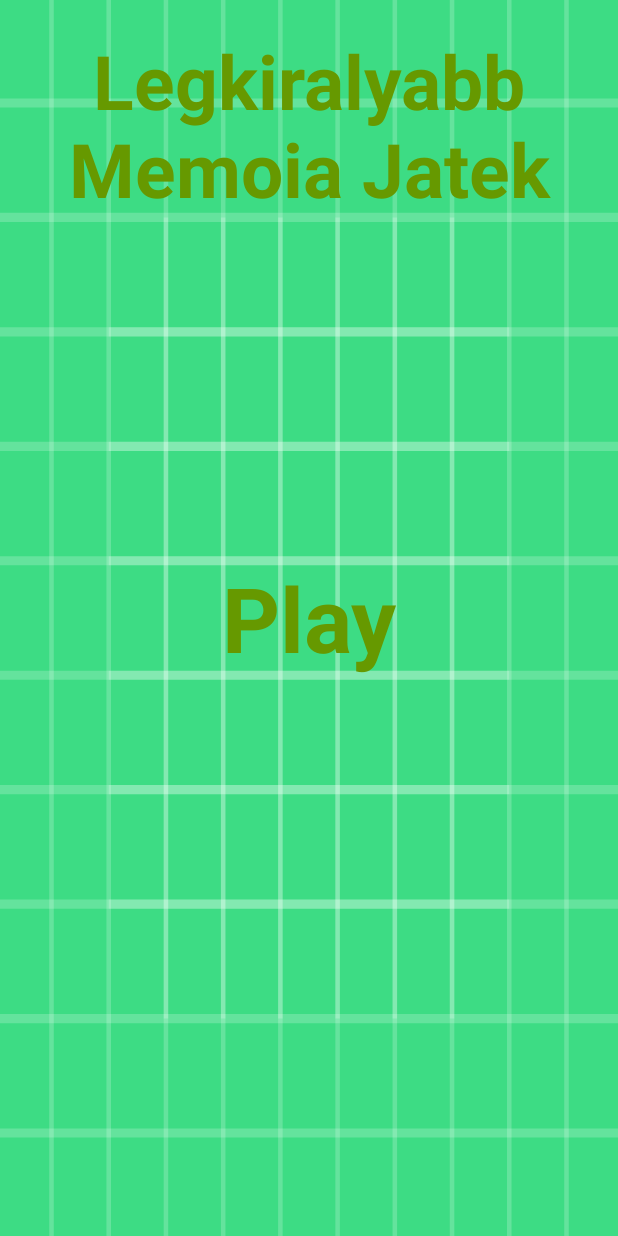
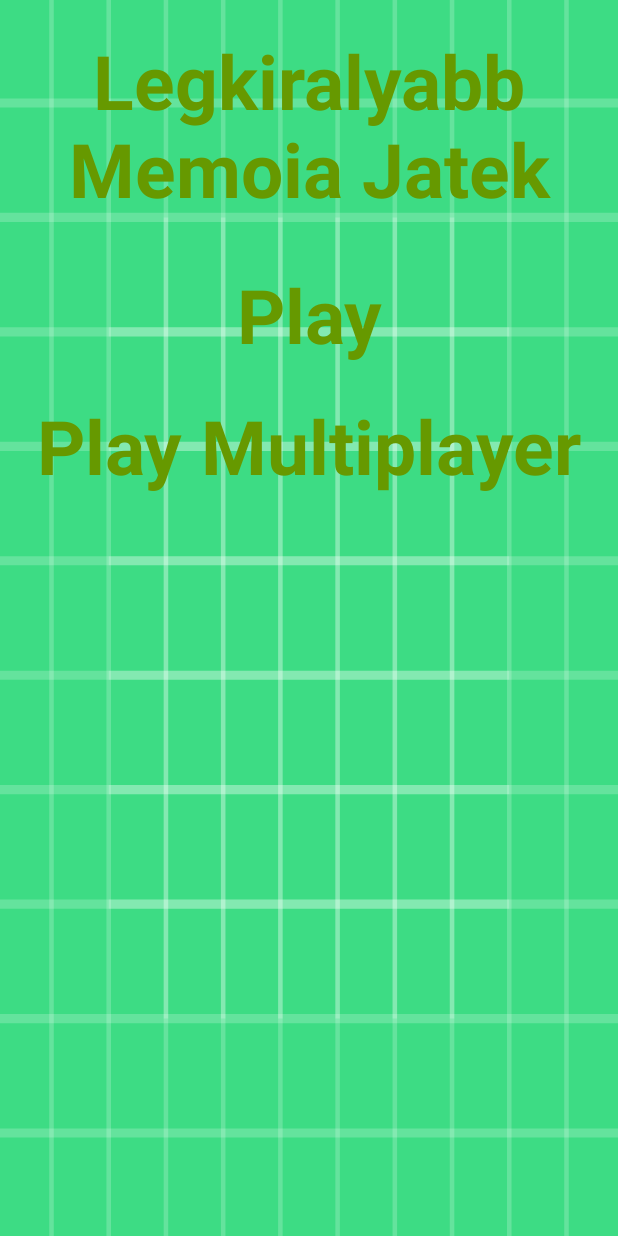
Before and after one commit to lacus6999/LegkiralyabbAndroidGame, an Android app: the screen it shows after launch (MainActivity), on a phone screen of 412 x 824 dp. Run offline under Robolectric (Android 15) with nearby library versions, the phone set to English and light mode, and no system bars.

Commit message:
singleplayer / card bug fix

```diff
--- a/app/src/main/java/com/example/legkiralyabbandroidgamev3/BluetoothHostActivity.java
+++ b/app/src/main/java/com/example/legkiralyabbandroidgamev3/BluetoothHostActivity.java
@@ -19,7 +19,6 @@ public class BluetoothHostActivity extends AppCompatActivity {
 
     private BluetoothAdapter bluetoothAdapter;
     private AcceptThread acceptThread;
-    private UUID uuid = UUID.randomUUID();
 
 
     @Override
--- a/app/src/main/java/com/example/legkiralyabbandroidgamev3/MainActivity.java
+++ b/app/src/main/java/com/example/legkiralyabbandroidgamev3/MainActivity.java
@@ -7,6 +7,7 @@ import android.view.View;
 import androidx.annotation.Nullable;
 import androidx.appcompat.app.AppCompatActivity;
 
+import com.example.legkiralyabbandroidgamev3.game.GameActivity;
 import com.example.legkiralyabbandroidgamev3.multiplayer.MultiPlayerActivity;
 
 
@@ -17,11 +18,18 @@ public class MainActivity extends AppCompatActivity {
         super.onCreate(savedInstanceState);
         setContentView(R.layout.activity_main);
 
-        findViewById(R.id.play).setOnClickListener(new View.OnClickListener() {
+        findViewById(R.id.play_multiplayer).setOnClickListener(new View.OnClickListener() {
             @Override
             public void onClick(View v) {
                 startActivity(new Intent(MainActivity.this, MultiPlayerActivity.class));
             }
         });
+
+        findViewById(R.id.play_singleplayer).setOnClickListener(new View.OnClickListener() {
+            @Override
+            public void onClick(View v) {
+                startActivity(new Intent(MainActivity.this, GameActivity.class));
+            }
+        });
     }
 }
--- a/app/src/main/java/com/example/legkiralyabbandroidgamev3/game/GameView.java
+++ b/app/src/main/java/com/example/legkiralyabbandroidgamev3/game/GameView.java
@@ -139,12 +139,13 @@ public class GameView extends SurfaceView implements Runnable {
             for (Tile tile : tiles) {
                 if (x >= tile.getX() && x < (tile.getX() + tile.getShownImage().getWidth())
                         && y >= tile.getY() && y < (tile.getY() + tile.getShownImage().getHeight())) {
-                    if (!tile.isFlipped) {
+                    if (!tile.isFlipped && tilePair.size() < 2) {
                         tile.flip();
                         tilePair.add(tile);
-                    }
-                    if (tilePair.size() == 2) {
-                        handleCards();
+
+                        if (tilePair.size() == 2) {
+                            handleCards();
+                        }
                     }
                 }
             }
--- a/app/src/main/res/layout/activity_main.xml
+++ b/app/src/main/res/layout/activity_main.xml
@@ -7,28 +7,48 @@
         android:layout_width="match_parent"
         android:layout_height="match_parent"
         android:background="@drawable/ic_launcher_background"
-        android:contentDescription="Background"
         android:scaleType="centerCrop" />
 
-    <TextView
-        android:layout_width="match_parent"
-        android:layout_height="match_parent"
-        android:text="Legkiralyabb Memoia Jatek"
-        android:textColor="@android:color/holo_green_dark"
-        android:textSize="50sp"
-        android:gravity="center_horizontal"
-        android:padding="20sp"
-        android:textStyle="bold"/>
 
-    <TextView
-        android:id="@+id/play"
-        android:layout_width="match_parent"
-        android:layout_height="match_parent"
-        android:text="Play"
-        android:textColor="@android:color/holo_green_dark"
-        android:textSize="60sp"
+    <LinearLayout
+        android:layout_width="wrap_content"
+        android:layout_height="wrap_content"
         android:gravity="center"
-        android:textStyle="bold"/>
+        android:orientation="vertical">
+
+        <TextView
+            android:layout_width="wrap_content"
+            android:layout_height="wrap_content"
+            android:gravity="center_horizontal"
+            android:padding="20sp"
+            android:text="@string/legkiralyabb_memoia_jatek"
+            android:textColor="@android:color/holo_green_dark"
+            android:textSize="50sp"
+            android:textStyle="bold" />
+
+        <TextView
+            android:id="@+id/play_singleplayer"
+            android:layout_width="wrap_content"
+            android:layout_height="wrap_content"
+            android:gravity="center"
+            android:text="@string/play"
+            android:textColor="@android:color/holo_green_dark"
+            android:textSize="50sp"
+            android:padding="10sp"
+            android:textStyle="bold" />
+
+        <TextView
+            android:id="@+id/play_multiplayer"
+            android:layout_width="match_parent"
+            android:layout_height="wrap_content"
+            android:gravity="center"
+            android:text="@string/play_multiplayer"
+            android:textColor="@android:color/holo_green_dark"
+            android:textSize="50sp"
+            android:padding="10sp"
+            android:textStyle="bold" />
+    </LinearLayout>
+
 
 
 </RelativeLayout>
--- a/app/src/main/res/values/strings.xml
+++ b/app/src/main/res/values/strings.xml
@@ -7,4 +7,7 @@
     -->
     <string name="hello_world">Hello Square World!</string>
     <string name="title_activity_bluetooth_host">BluetoothHostActivity</string>
+    <string name="play_multiplayer">Play Multiplayer</string>
+    <string name="play">Play</string>
+    <string name="legkiralyabb_memoia_jatek">Legkiralyabb Memoia Jatek</string>
 </resources>
```
